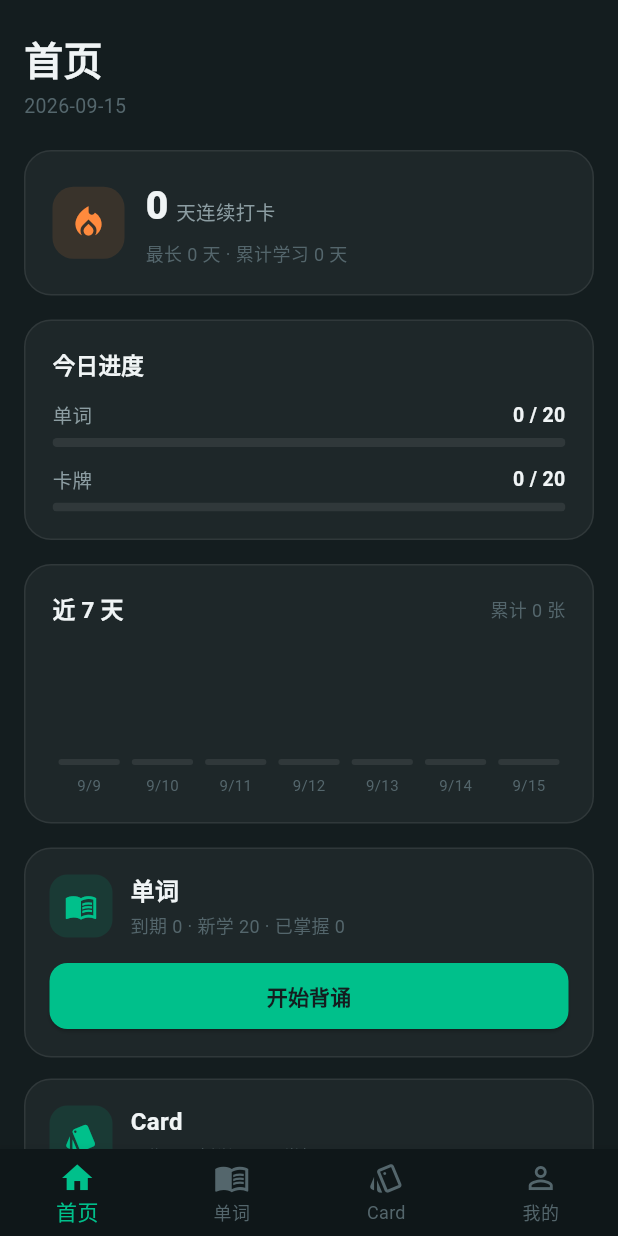
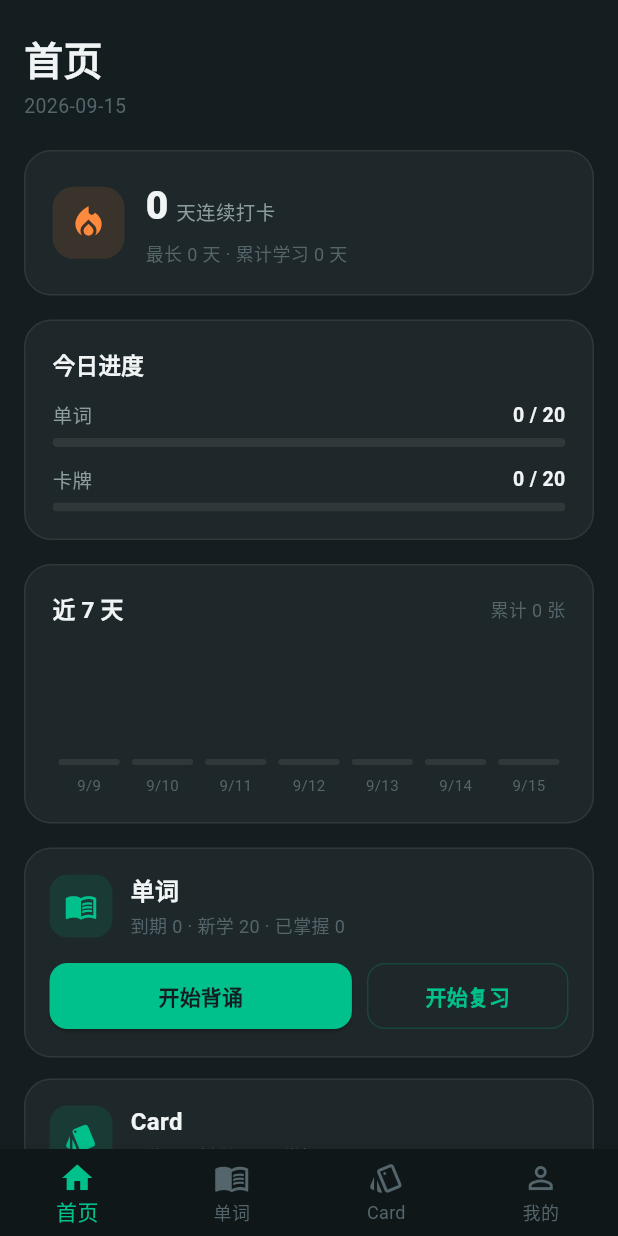
Before and after one commit to fuwei99/flashcard, a Flutter app: the screen it shows after launch, on a phone screen of 412 x 824 dp. Run offline on Flutter 3.47's test engine with Material 3 defaults, Android fonts, the phone set to English and light mode, and no system bars; our stand-ins replace file_picker, flutter_local_notifications, flutter_tts, package_info_plus, permission_handler, shared_preferences and 2 more.

Commit message:
fix(home): 首页「开始复习」按钮常驻 + 背诵弹窗按钮顺序/文案
- 复习按钮原来 due>0 才渲染，没到期词就消失，看着像没这功能
- 改为只要传了 onReview 就常驻，无到期时显示「开始复习」不带数字
- 背诵弹窗：左「直接背诵」右「开始复习」，文案改成用户指定那句

```diff
--- a/app/lib/screens/home_screen.dart
+++ b/app/lib/screens/home_screen.dart
@@ -175,22 +175,22 @@ class HomeScreenState extends State<HomeScreen> {
           backgroundColor: const Color(0xFF1B2629),
           shape:
               RoundedRectangleBorder(borderRadius: BorderRadius.circular(18)),
-          title: const Text('先复习一下吧',
+          title: const Text('先复习一下？',
               style: TextStyle(color: Color(0xFFF0F4F5), fontSize: 17)),
-          content: const Text('今日还有单词未复习，可以先复习完已背词再背新词哦~',
+          content: const Text('今天还有未复习的单词，建议先复习完旧词再背诵新词哟~',
               style: TextStyle(color: Color(0xFF8C9DA2), fontSize: 14)),
           actions: [
+            TextButton(
+              onPressed: () => Navigator.pop(ctx, 'new'),
+              child: const Text('直接背诵',
+                  style: TextStyle(color: Color(0xFF8C9DA2))),
+            ),
             TextButton(
               onPressed: () => Navigator.pop(ctx, 'review'),
               child: const Text('开始复习',
                   style: TextStyle(
                       color: Color(0xFF00C08B),
                       fontWeight: FontWeight.w600)),
-            ),
-            TextButton(
-              onPressed: () => Navigator.pop(ctx, 'new'),
-              child: const Text('先背新词',
-                  style: TextStyle(color: Color(0xFF8C9DA2))),
             ),
           ],
         ),
@@ -572,7 +572,7 @@ class HomeScreenState extends State<HomeScreen> {
           Row(
             children: [
               Expanded(
-                flex: (onReview != null && due > 0) ? 3 : 1,
+                flex: onReview != null ? 3 : 1,
                 child: ElevatedButton(
                   style: ElevatedButton.styleFrom(
                     backgroundColor: const Color(0xFF00C08B),
@@ -586,7 +586,7 @@ class HomeScreenState extends State<HomeScreen> {
                       style: TextStyle(fontWeight: FontWeight.w700)),
                 ),
               ),
-              if (onReview != null && due > 0) ...[
+              if (onReview != null) ...[
                 const SizedBox(width: 10),
                 Expanded(
                   flex: 2,
@@ -599,7 +599,7 @@ class HomeScreenState extends State<HomeScreen> {
                       padding: const EdgeInsets.symmetric(vertical: 12),
                     ),
                     onPressed: onReview,
-                    child: Text('开始复习($due)',
+                    child: Text(due > 0 ? '开始复习($due)' : '开始复习',
                         style: const TextStyle(fontWeight: FontWeight.w700)),
                   ),
                 ),
```
